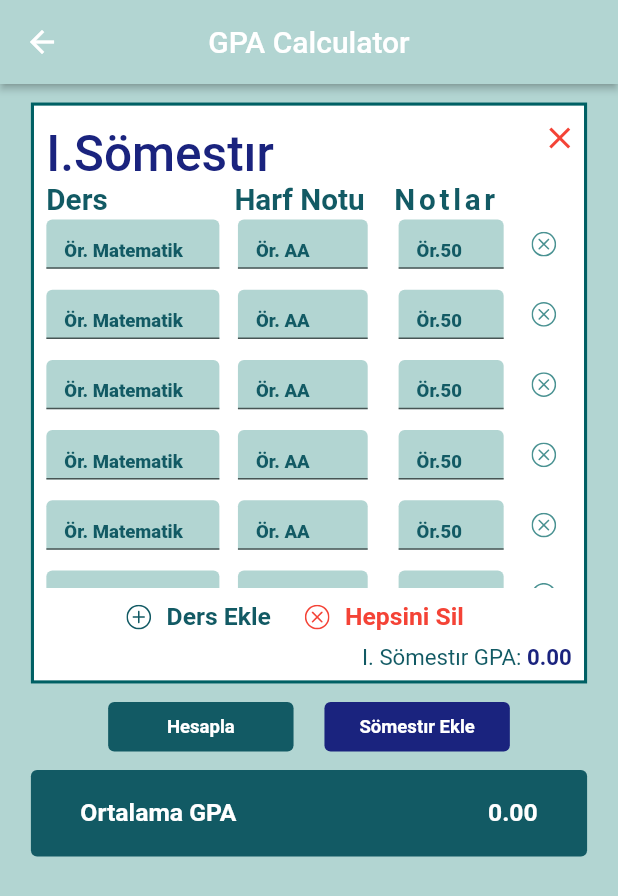
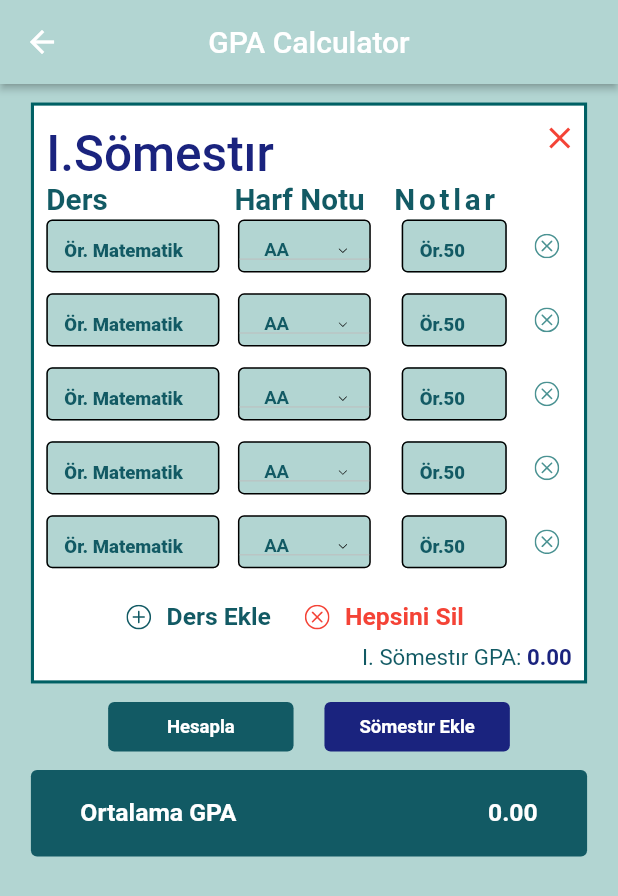
Before and after one commit to oakarakum/hachat, a Flutter app: the GpaCalcPage screen opened by its route, on a phone screen of 412 x 824 dp. Shown: the top 896 px of the screen. Run offline on Flutter 3.47's test engine with Material 2 defaults, Android fonts, the light colour scheme and no system bars; our stand-ins replace animate_do, curved_navigation_bar, flutter_svg, get, google_fonts, responsive_sizer; statements that could not run were skipped.

Commit message:
gpa sayfasında boy değişikliği

```diff
--- a/lib/app/ui/pages/gpacalc_page.dart
+++ b/lib/app/ui/pages/gpacalc_page.dart
@@ -227,7 +227,7 @@ class GpaCalcPage extends GetView<GpaCalcController> {
       height: 30.h,
       width: 100.w,
       child: ListView.builder(
-        itemCount: 6,
+        itemCount: 5,
         itemBuilder: (context, index) {
           return Padding(
             //
@@ -237,28 +237,35 @@ class GpaCalcPage extends GetView<GpaCalcController> {
               children: [
                 SizedBox(
                   //ders field
-                  height: 4.h,
+                  height: 4.3.h,
                   width: 28.w,
                   child: TextFormField(
-                    textAlignVertical: TextAlignVertical.center,
+                    textAlignVertical: TextAlignVertical.bottom,
                     decoration: InputDecoration(
+                        border: InputBorder.none,
                         filled: true,
                         fillColor: Color.fromARGB(255, 178, 213, 210),
                         hintText: "Ör. Matematik",
                         hintStyle: TextStyle(
                             color: Color(0xff125a64),
                             fontSize: 1.5.h,
-                            fontWeight: FontWeight.w800)),
+                            fontWeight: FontWeight.w800),
+                        focusedBorder: OutlineInputBorder(),
+                        enabledBorder: OutlineInputBorder()),
                   ),
                 ),
                 Padding(
                   //harf notu
                   padding: EdgeInsets.only(left: 3.w),
-                  child: SizedBox(
-                    height: 4.h,
-                    width: 21.w,
-                    child: //dropDownGrade(),
-                        TextFormField(
+                  child: Obx(() => Container(
+                        height: 4.3.h,
+                        width: 21.5.w,
+                        decoration: BoxDecoration(
+                            border: Border.all(color: Colors.black),
+                            borderRadius: BorderRadius.circular(1.w),
+                            color: Color.fromARGB(255, 178, 213, 210)),
+                        child: dropDownGrade(),
+                        /* TextFormField(
                                         textAlignVertical: TextAlignVertical.center,
                                         decoration: InputDecoration(
 
@@ -278,27 +285,30 @@ class GpaCalcPage extends GetView<GpaCalcController> {
                                                 color: Color(0xff125a64),
                                                 fontSize: 1.5.h,
                                                 fontWeight: FontWeight.w800)),
-                    ),
-                  ),
+                                      ), */
+                      )),
                 ),
                 //not
                 Padding(
                   //harf notu
                   padding: EdgeInsets.only(left: 5.w),
                   child: SizedBox(
-                    height: 4.h,
+                    height: 4.3.h,
                     width: 17.w,
                     child: TextFormField(
                       keyboardType: TextInputType.number,
-                      textAlignVertical: TextAlignVertical.center,
+                      textAlignVertical: TextAlignVertical.bottom,
                       decoration: InputDecoration(
+                          border: InputBorder.none,
                           filled: true,
                           fillColor: Color.fromARGB(255, 178, 213, 210),
                           hintText: "Ör.50",
                           hintStyle: TextStyle(
                               color: Color(0xff125a64),
                               fontSize: 1.5.h,
-                              fontWeight: FontWeight.w800)),
+                              fontWeight: FontWeight.w800),
+                          focusedBorder: OutlineInputBorder(),
+                          enabledBorder: OutlineInputBorder()),
                     ),
                   ),
                 ),
@@ -321,16 +331,22 @@ class GpaCalcPage extends GetView<GpaCalcController> {
     );
   }
 
+//qqq
   DropdownButton<String> dropDownGrade() {
     return DropdownButton<String>(
       value: controller.dropdownvalue.value,
       icon: Padding(
-        padding: EdgeInsets.only(left: 1.w),
-        child: SvgPicture.asset("assets/arrow_down_ios.svg"),
+        padding: EdgeInsets.only(left: 8.w, top: .8.h),
+        child: SvgPicture.asset(
+          "assets/arrow_down_ios.svg",
+          height: .7.h,
+          width: .7.h,
+          color: Colors.black,
+        ),
       ),
 
       //dropdownColor: Colors.green,
-      style: TextStyle(color: Colors.green),
+      style: TextStyle(color: Color(0xff125a64)),
       onChanged: (String? value) {
         // This is called when the user selects an item.
 
@@ -340,10 +356,13 @@ class GpaCalcPage extends GetView<GpaCalcController> {
         return DropdownMenuItem<String>(
           value: value,
           child: Padding(
-            padding: EdgeInsets.only(left: 4.w),
+            padding: EdgeInsets.only(left: 4.w, top: .7.h),
             child: Text(
               value,
-              style: TextStyle(fontWeight: FontWeight.bold),
+              style: TextStyle(
+                fontWeight: FontWeight.bold,
+                fontSize: 1.5.h,
+              ),
             ),
           ),
         );
```
Lines whose indentation alone changed are shown as unchanged.
